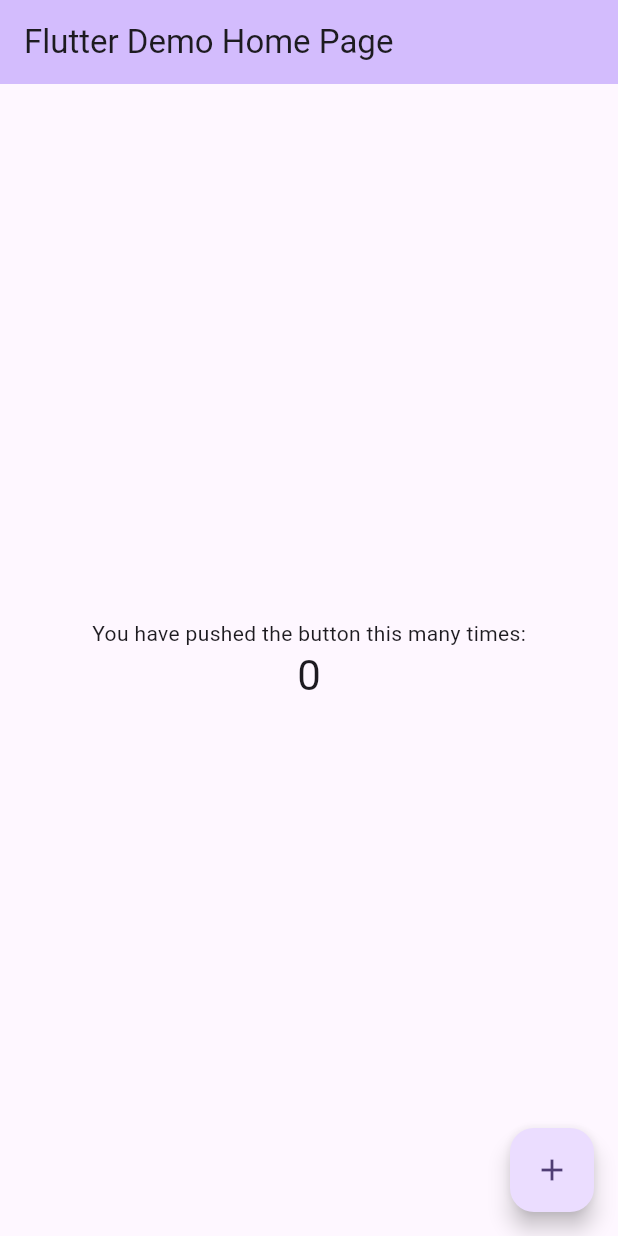
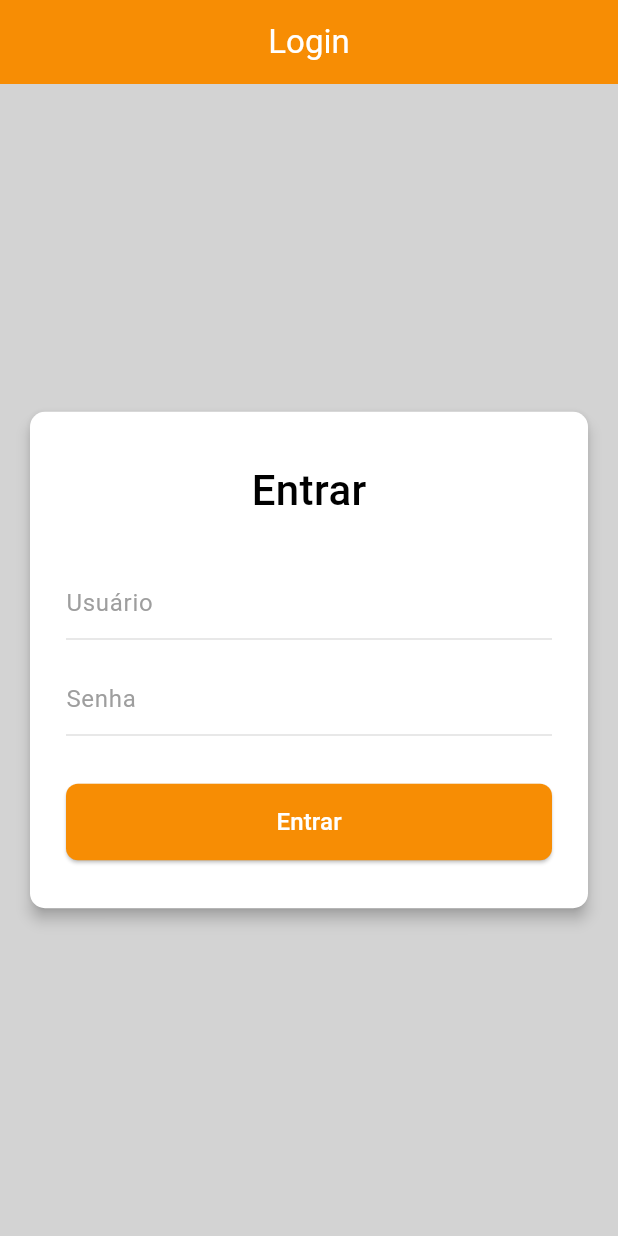
Before and after one commit to tuti70/App_with_REST, a Flutter app: the screen it shows after launch, on a phone screen of 412 x 824 dp. Run offline on Flutter 3.47's test engine with Material 3 defaults, Android fonts, the phone set to English and light mode, and no system bars.

Commit message:
style
Telas criadas

```diff
--- /dev/null
+++ b/Github.txt
@@ -0,0 +1 @@
+https://github.com/tuti70/App_with_REST.git
--- a/comunicacao_rest/lib/main.dart
+++ b/comunicacao_rest/lib/main.dart
@@ -1,125 +1,25 @@
 import 'package:flutter/material.dart';
+import 'package:comunicacao_rest/pages/loginScreen.dart';
+import 'package:comunicacao_rest/pages/feed.dart';
+import 'package:comunicacao_rest/pages/comentarios.dart';
 
 void main() {
-  runApp(const MyApp());
+  runApp(
+    MaterialApp(
+      title: 'APP REST',
+      debugShowCheckedModeBanner: false,
+      theme: ThemeData(
+        brightness: Brightness.light,
+        primaryColor: Color.fromARGB(255, 247, 141, 4),
+        secondaryHeaderColor: Color.fromARGB(255, 247, 141, 4),
+        scaffoldBackgroundColor: const Color.fromARGB(255, 211, 211, 211),
+      ),
+      initialRoute: "/",
+      routes: {
+        "/": (context) => const LoginScreen(),
+        "/feed": (context) => const Feed(),
+        "/comentarios": (context) => const Comentarios(),
+      },
+    ),
+  );
 }
-
-class MyApp extends StatelessWidget {
-  const MyApp({super.key});
-
-  // This widget is the root of your application.
-  @override
-  Widget build(BuildContext context) {
-    return MaterialApp(
-      title: 'Flutter Demo',
-      theme: ThemeData(
-        // This is the theme of your application.
-        //
-        // TRY THIS: Try running your application with "flutter run". You'll see
-        // the application has a purple toolbar. Then, without quitting the app,
-        // try changing the seedColor in the colorScheme below to Colors.green
-        // and then invoke "hot reload" (save your changes or press the "hot
-        // reload" button in a Flutter-supported IDE, or press "r" if you used
-        // the command line to start the app).
-        //
-        // Notice that the counter didn't reset back to zero; the application
-        // state is not lost during the reload. To reset the state, use hot
-        // restart instead.
-        //
-        // This works for code too, not just values: Most code changes can be
-        // tested with just a hot reload.
-        colorScheme: ColorScheme.fromSeed(seedColor: Colors.deepPurple),
-        useMaterial3: true,
-      ),
-      home: const MyHomePage(title: 'Flutter Demo Home Page'),
-    );
-  }
-}
-
-class MyHomePage extends StatefulWidget {
-  const MyHomePage({super.key, required this.title});
-
-  // This widget is the home page of your application. It is stateful, meaning
-  // that it has a State object (defined below) that contains fields that affect
-  // how it looks.
-
-  // This class is the configuration for the state. It holds the values (in this
-  // case the title) provided by the parent (in this case the App widget) and
-  // used by the build method of the State. Fields in a Widget subclass are
-  // always marked "final".
-
-  final String title;
-
-  @override
-  State<MyHomePage> createState() => _MyHomePageState();
-}
-
-class _MyHomePageState extends State<MyHomePage> {
-  int _counter = 0;
-
-  void _incrementCounter() {
-    setState(() {
-      // This call to setState tells the Flutter framework that something has
-      // changed in this State, which causes it to rerun the build method below
-      // so that the display can reflect the updated values. If we changed
-      // _counter without calling setState(), then the build method would not be
-      // called again, and so nothing would appear to happen.
-      _counter++;
-    });
-  }
-
-  @override
-  Widget build(BuildContext context) {
-    // This method is rerun every time setState is called, for instance as done
-    // by the _incrementCounter method above.
-    //
-    // The Flutter framework has been optimized to make rerunning build methods
-    // fast, so that you can just rebuild anything that needs updating rather
-    // than having to individually change instances of widgets.
-    return Scaffold(
-      appBar: AppBar(
-        // TRY THIS: Try changing the color here to a specific color (to
-        // Colors.amber, perhaps?) and trigger a hot reload to see the AppBar
-        // change color while the other colors stay the same.
-        backgroundColor: Theme.of(context).colorScheme.inversePrimary,
-        // Here we take the value from the MyHomePage object that was created by
-        // the App.build method, and use it to set our appbar title.
-        title: Text(widget.title),
-      ),
-      body: Center(
-        // Center is a layout widget. It takes a single child and positions it
-        // in the middle of the parent.
-        child: Column(
-          // Column is also a layout widget. It takes a list of children and
-          // arranges them vertically. By default, it sizes itself to fit its
-          // children horizontally, and tries to be as tall as its parent.
-          //
-          // Column has various properties to control how it sizes itself and
-          // how it positions its children. Here we use mainAxisAlignment to
-          // center the children vertically; the main axis here is the vertical
-          // axis because Columns are vertical (the cross axis would be
-          // horizontal).
-          //
-          // TRY THIS: Invoke "debug painting" (choose the "Toggle Debug Paint"
-          // action in the IDE, or press "p" in the console), to see the
-          // wireframe for each widget.
-          mainAxisAlignment: MainAxisAlignment.center,
-          children: <Widget>[
-            const Text(
-              'You have pushed the button this many times:',
-            ),
-            Text(
-              '$_counter',
-              style: Theme.of(context).textTheme.headlineMedium,
-            ),
-          ],
-        ),
-      ),
-      floatingActionButton: FloatingActionButton(
-        onPressed: _incrementCounter,
-        tooltip: 'Increment',
-        child: const Icon(Icons.add),
-      ), // This trailing comma makes auto-formatting nicer for build methods.
-    );
-  }
-}
--- /dev/null
+++ b/comunicacao_rest/lib/pages/loginScreen.dart
@@ -0,0 +1,114 @@
+import 'package:comunicacao_rest/pages/feed.dart';
+import 'package:flutter/material.dart';
+//import 'package:comunicacao_rest/pages/feed.dart';
+
+class LoginScreen extends StatefulWidget {
+  const LoginScreen({super.key});
+
+  @override
+  State<LoginScreen> createState() => _LoginScreenState();
+}
+
+class _LoginScreenState extends State<LoginScreen> {
+  @override
+  void initState() {
+    super.initState();
+  }
+
+  @override
+  Widget build(BuildContext context) {
+    return Scaffold(
+      appBar: AppBar(
+        backgroundColor: Theme.of(context).primaryColor,
+        title: const Text(
+          "Login",
+          style: TextStyle(color: Colors.white),
+        ),
+        centerTitle: true,
+        elevation: 0,
+      ),
+      body: Center(
+        child: Padding(
+          padding: const EdgeInsets.all(16.0),
+          child: Card(
+            color: Colors.white,
+            shape: RoundedRectangleBorder(
+              borderRadius: BorderRadius.circular(10),
+            ),
+            elevation: 4,
+            child: Padding(
+              padding: const EdgeInsets.symmetric(horizontal: 24, vertical: 32),
+              child: Column(
+                mainAxisSize: MainAxisSize.min,
+                children: [
+                  const Text(
+                    "Entrar",
+                    style: TextStyle(
+                      fontSize: 28,
+                      fontWeight: FontWeight.w500,
+                      color: Colors.black,
+                    ),
+                  ),
+                  const SizedBox(height: 32),
+                  TextField(
+                    decoration: InputDecoration(
+                      hintText: "Usuário",
+                      hintStyle: const TextStyle(color: Colors.grey),
+                      contentPadding: const EdgeInsets.symmetric(vertical: 12),
+                      enabledBorder: UnderlineInputBorder(
+                        borderSide: BorderSide(color: Colors.grey.shade300),
+                      ),
+                      focusedBorder: UnderlineInputBorder(
+                        borderSide:
+                            BorderSide(color: Theme.of(context).primaryColor),
+                      ),
+                    ),
+                  ),
+                  const SizedBox(height: 16),
+                  TextField(
+                    obscureText: true,
+                    decoration: InputDecoration(
+                      hintText: "Senha",
+                      hintStyle: const TextStyle(color: Colors.grey),
+                      contentPadding: const EdgeInsets.symmetric(vertical: 12),
+                      enabledBorder: UnderlineInputBorder(
+                        borderSide: BorderSide(color: Colors.grey.shade300),
+                      ),
+                      focusedBorder: UnderlineInputBorder(
+                        borderSide:
+                            BorderSide(color: Theme.of(context).primaryColor),
+                      ),
+                    ),
+                  ),
+                  const SizedBox(height: 32),
+                  SizedBox(
+                    width: double.infinity,
+                    child: ElevatedButton(
+                      onPressed: () {
+                        Navigator.push(
+                            context,
+                            MaterialPageRoute(
+                                builder: (context) => const Feed()));
+                      },
+                      style: ElevatedButton.styleFrom(
+                        backgroundColor: Theme.of(context).primaryColor,
+                        padding: const EdgeInsets.symmetric(vertical: 14),
+                        shape: RoundedRectangleBorder(
+                          borderRadius: BorderRadius.circular(8),
+                        ),
+                      ),
+                      child: const Text(
+                        "Entrar",
+                        style: TextStyle(fontSize: 16, color: Colors.white),
+                      ),
+                    ),
+                  ),
+                ],
+              ),
+            ),
+          ),
+        ),
+      ),
+    );
+  }
+}
```
Also changed, not shown: comunicacao_rest/lib/pages/comentarios.dart (added, +79 -0 lines), comunicacao_rest/lib/pages/feed.dart (added, +72 -0 lines), 2 other files.
